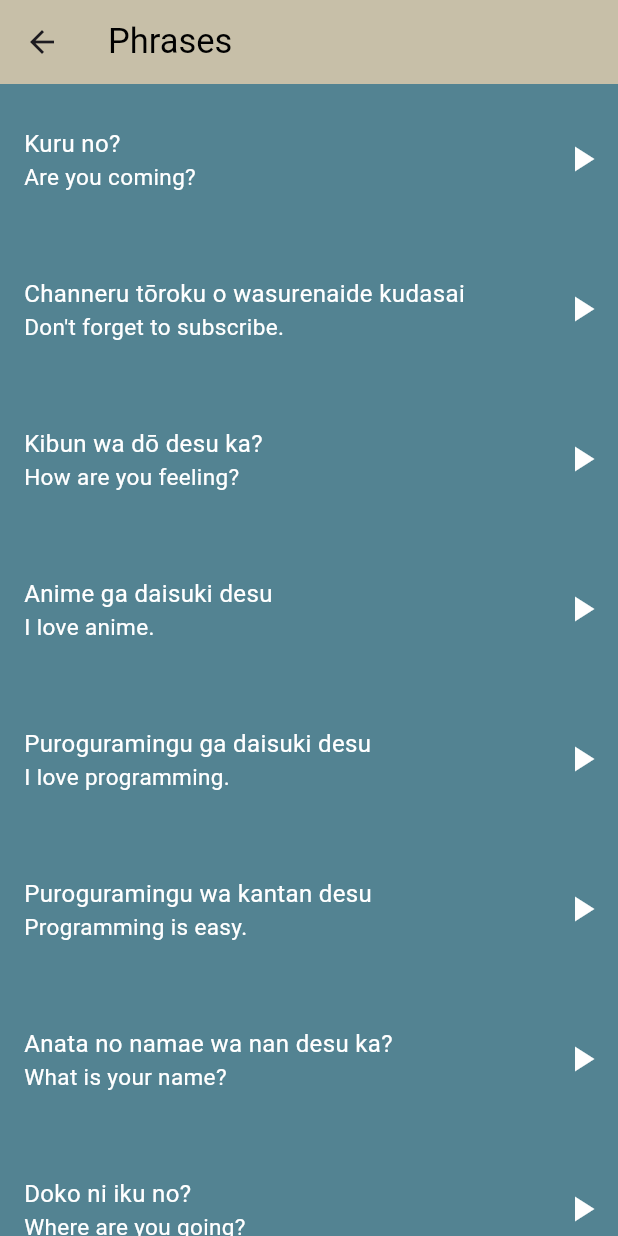
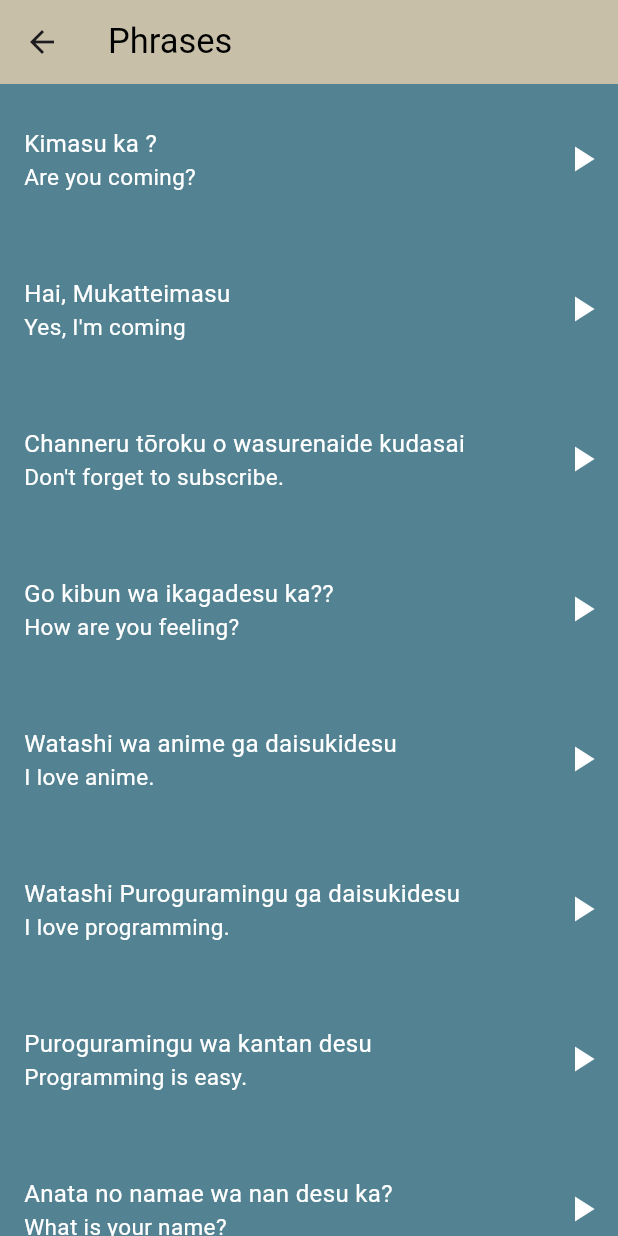
Before and after one commit to moaz-abdeltawab92/Toku_app, a Flutter app: the PhrasesPage screen opened directly, on a phone screen of 412 x 824 dp. Run offline on Flutter 3.47's test engine with Material 3 defaults, Android fonts, the phone set to English and light mode, and no system bars; our stand-ins replace audioplayers; network calls fail.

Commit message:
last update

```diff
--- a/flutter_app/lib/Screens/phrases_page.dart
+++ b/flutter_app/lib/Screens/phrases_page.dart
@@ -8,23 +8,27 @@ class PhrasesPage extends StatelessWidget {
   final List<Data> phrasesList = const [
     Data(
         sound: "sounds/phrases/are_you_coming.wav",
-        jbName: "Kuru no?",
+        jbName: "Kimasu ka ?",
         enName: "Are you coming?"),
+    Data(
+        sound: "sounds/phrases/yes_im_coming.wav",
+        jbName: "Hai, Mukatteimasu",
+        enName: "Yes, I'm coming"),
     Data(
         sound: "sounds/phrases/dont_forget_to_subscribe.wav",
         jbName: "Channeru tōroku o wasurenaide kudasai",
         enName: "Don't forget to subscribe."),
     Data(
         sound: "sounds/phrases/how_are_you_feeling.wav",
-        jbName: "Kibun wa dō desu ka?",
+        jbName: "Go kibun wa ikagadesu ka??",
         enName: "How are you feeling?"),
     Data(
         sound: "sounds/phrases/i_love_anime.wav",
-        jbName: "Anime ga daisuki desu",
+        jbName: "Watashi wa anime ga daisukidesu",
         enName: "I love anime."),
     Data(
         sound: "sounds/phrases/i_love_programming.wav",
-        jbName: "Puroguramingu ga daisuki desu",
+        jbName: "Watashi Puroguramingu ga daisukidesu",
         enName: "I love programming."),
     Data(
         sound: "sounds/phrases/programming_is_easy.wav",
@@ -38,10 +42,6 @@ class PhrasesPage extends StatelessWidget {
         sound: "sounds/phrases/where_are_you_going.wav",
         jbName: "Doko ni iku no?",
         enName: "Where are you going?"),
-    Data(
-        sound: "sounds/phrases/yes_im_coming.wav",
-        jbName: "Hai, ikimasu",
-        enName: "Yes, I'm coming"),
   ];
 
   @override
```
Also changed, not shown: flutter_app/lib/Screens/homepage.dart (+17 -6 lines), flutter_app/lib/components/category_item.dart (+10 -3 lines).
